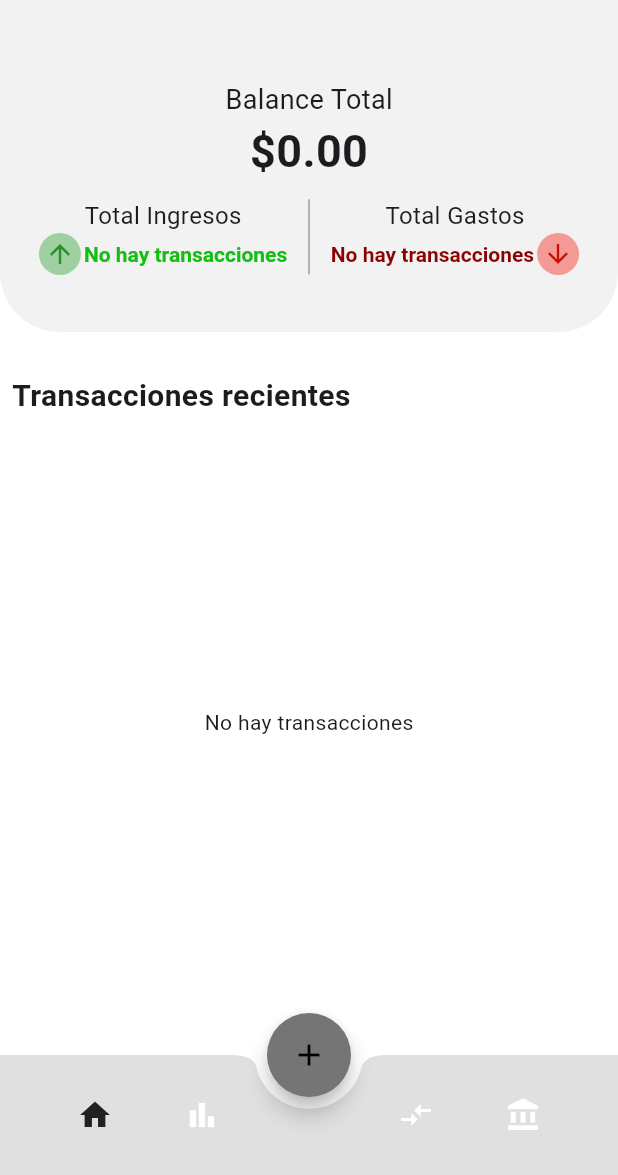
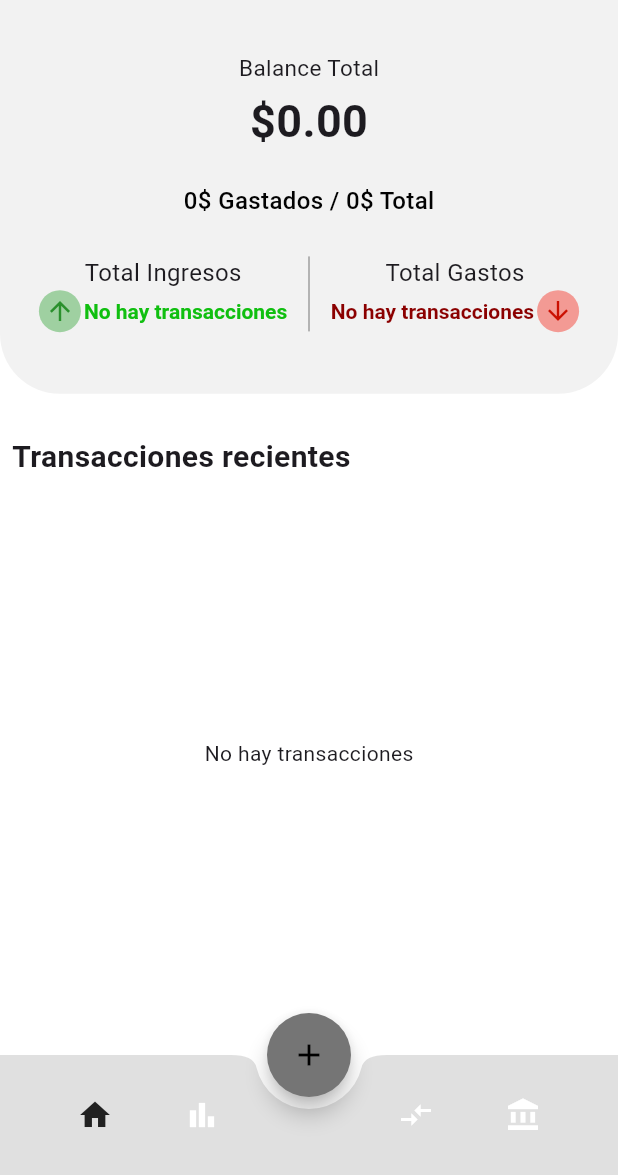
Before and after one commit to Kevindasilvaa/Proyecto_ingenieria_software, a Flutter app: the HomePage screen opened by its route, on a phone screen of 412 x 824 dp, the part 61-1236 px from its top. Run offline on Flutter 3.47's test engine with Material 3 defaults, Android fonts, the phone set to English and light mode, and no system bars; our stand-ins replace cloud_firestore, firebase_auth, firebase_core, fl_chart, google_sign_in, table_calendar; accounts and stored records are empty; network calls fail.

Commit message:
Arreglando presupuesto

```diff
--- a/lib/views/screens/home.dart
+++ b/lib/views/screens/home.dart
@@ -229,7 +229,6 @@
 //   );
 // }
 
-
 //   Future<void> _logout() async {
 //     final userController = Provider.of<UserController>(context, listen: false);
 //     await userController.logOut();
@@ -316,17 +315,19 @@
 //   }
 // }
 
+// lib/views/screens/home.dart
 import 'package:firebase_auth/firebase_auth.dart';
 import 'package:flutter/material.dart';
 import 'package:moni/controllers/cuenta_controller.dart';
 import 'package:moni/controllers/transaccion_controller.dart';
 import 'package:moni/controllers/user_controller.dart';
 import 'package:moni/models/clases/transaccion.dart';
-import 'package:provider/provider.dart';
 import 'package:moni/views/widgets/NavBar.dart';
 import 'package:moni/views/widgets/CustomDrawer.dart';
 import 'package:moni/views/widgets/RecentTransactionsView.dart';
+import 'package:moni/views/widgets/BudgetWidget.dart'; // Aquí se encuentra BudgetLink
 import 'package:intl/intl.dart';
+import 'package:provider/provider.dart';
 
 class HomePage extends StatefulWidget {
   @override
@@ -334,7 +335,7 @@ class HomePage extends StatefulWidget {
 }
 
 class _HomePageState extends State<HomePage> {
-  bool _isLoading = true; // Variable para controlar la barra de carga
+  bool _isLoading = true; // Controla la barra de carga
 
   @override
   void initState() {
@@ -342,10 +343,8 @@ class _HomePageState extends State<HomePage> {
     WidgetsBinding.instance.addPostFrameCallback((_) {
       FirebaseAuth.instance.authStateChanges().listen((User? user) {
         if (user == null) {
-          // Si el usuario es null, redirige al login
           Navigator.of(context).pushNamed('/');
         } else {
-          // Si el usuario está autenticado, carga los datos
           _loadData(user);
         }
       });
@@ -353,18 +352,17 @@ class _HomePageState extends State<HomePage> {
   }
 
   Future<void> _loadData(User user) async {
-    final cuentaController = Provider.of<CuentaController>(context, listen: false);
-
+    final cuentaController =
+        Provider.of<CuentaController>(context, listen: false);
     try {
-      // Llamamos al controlador para cargar las cuentas del usuario
       await cuentaController.cargarCuentas(user.email!);
       setState(() {
-        _isLoading = false; // Desactivar la barra de carga
+        _isLoading = false;
       });
     } catch (error) {
       print('Error al cargar datos: $error');
       setState(() {
-        _isLoading = false; // Desactivar la barra de carga
+        _isLoading = false;
       });
       ScaffoldMessenger.of(context).showSnackBar(
         SnackBar(content: Text('Error al cargar las cuentas: $error')),
@@ -375,7 +373,6 @@ class _HomePageState extends State<HomePage> {
   @override
   Widget build(BuildContext context) {
     final cuentaController = Provider.of<CuentaController>(context);
-
     return Scaffold(
       appBar: AppBar(
         backgroundColor: const Color(0xFFF2F2F2),
@@ -391,8 +388,10 @@ class _HomePageState extends State<HomePage> {
         children: [
           Column(
             children: [
+              // Capa gris con balance total, ingresos y gastos.
               Container(
-                height: MediaQuery.of(context).size.height * 0.25,
+                width: double.infinity,
+                height: MediaQuery.of(context).size.height * 0.30,
                 decoration: const BoxDecoration(
                   color: Color(0xFFF2F2F2),
                   borderRadius: BorderRadius.only(
@@ -413,7 +412,8 @@ class _HomePageState extends State<HomePage> {
                             const SizedBox(height: 20),
                             const Text(
                               'Transacciones recientes',
-                              style: TextStyle(fontSize: 20, fontWeight: FontWeight.bold),
+                              style: TextStyle(
+                                  fontSize: 20, fontWeight: FontWeight.bold),
                             ),
                             const SizedBox(height: 10),
                             Expanded(child: RecentTransactionsView()),
@@ -439,7 +439,7 @@ class _HomePageState extends State<HomePage> {
               ),
             ],
           ),
-          if (_isLoading) // Si _isLoading es true, muestra la barra de carga
+          if (_isLoading)
             Positioned.fill(
               child: Container(
                 color: Colors.white.withOpacity(0.8),
@@ -455,22 +455,24 @@ class _HomePageState extends State<HomePage> {
 
   Widget _buildBalanceCard(CuentaController cuentaController) {
     final userController = Provider.of<UserController>(context, listen: false);
-
-    // Verificar si el usuario es null antes de acceder al email
     if (userController.usuario == null) {
-      return Center(child: Text(''));
+      return const SizedBox.shrink();
     }
-
-    return Column(
+    return Container(
+      padding: const EdgeInsets.only(
+          top: 3), // Padding solo para el contenido escrito
+      child: Column(
         mainAxisAlignment: MainAxisAlignment.center,
         crossAxisAlignment: CrossAxisAlignment.center,
         children: [
           const Text(
             'Balance Total',
-          style: TextStyle(fontSize: 18),
+            style: TextStyle(fontSize: 15),
           ),
+          const SizedBox(height: 4),
           StreamBuilder<double>(
-          stream: cuentaController.calcularBalanceTotalStream(userController.usuario!.email),
+            stream: cuentaController
+                .calcularBalanceTotalStream(userController.usuario!.email),
             builder: (context, snapshot) {
               if (snapshot.connectionState == ConnectionState.waiting) {
                 return const Center(child: CircularProgressIndicator());
@@ -481,20 +483,56 @@ class _HomePageState extends State<HomePage> {
               } else {
                 return Text(
                   '${NumberFormat.simpleCurrency().format(snapshot.data)}',
-                style: const TextStyle(fontSize: 30, fontWeight: FontWeight.bold),
+                  style: const TextStyle(
+                      fontSize: 30, fontWeight: FontWeight.bold),
                 );
               }
             },
           ),
-        const SizedBox(height: 10),
-        Row(
+          const SizedBox(height: 20),
+          // Aquí envolvemos BudgetLink en un StreamBuilder para calcular totalGastos actual
+          StreamBuilder<List<Transaccion>>(
+            stream:
+                TransaccionesController().obtenerTransaccionesUsuarioStream(),
+            builder: (context, snapshot) {
+              double totalGastos = 0;
+              if (snapshot.hasData && snapshot.data!.isNotEmpty) {
+                final transacciones = snapshot.data!;
+                final fechaInicioMes =
+                    DateTime(DateTime.now().year, DateTime.now().month, 1);
+                final fechaFinMes =
+                    DateTime(DateTime.now().year, DateTime.now().month + 1, 0);
+                final transaccionesDelMes = transacciones.where((transaccion) {
+                  return transaccion.fecha.isAfter(fechaInicioMes) &&
+                      transaccion.fecha.isBefore(fechaFinMes) &&
+                      !transaccion.ingreso;
+                }).toList();
+                totalGastos = transaccionesDelMes.fold(
+                    0.0, (sum, transaccion) => sum + transaccion.monto);
+              }
+              return BudgetLink(
+                totalGastos: totalGastos,
+                presupuestoMensual:
+                    userController.usuario?.monthlyExpenseBudget ?? 0,
+                onBudgetSet: (nuevoPresupuesto) {
+                  // Aquí se puede manejar el callback adicional si es necesario.
+                  print("Nuevo presupuesto establecido: $nuevoPresupuesto");
+                },
+              );
+            },
+          ),
+          const SizedBox(height: 25),
+          SingleChildScrollView(
+            scrollDirection: Axis.horizontal,
+            child: Row(
               mainAxisAlignment: MainAxisAlignment.center,
               children: [
                 Padding(
                   padding: const EdgeInsets.only(right: 4.0),
                   child: Column(
                     children: [
-                  const Text('Total Ingresos', style: TextStyle(fontSize: 16)),
+                      const Text('Total Ingresos',
+                          style: TextStyle(fontSize: 16)),
                       Row(
                         children: [
                           Container(
@@ -503,7 +541,9 @@ class _HomePageState extends State<HomePage> {
                               shape: BoxShape.circle,
                             ),
                             padding: const EdgeInsets.all(4),
-                        child: const Icon(Icons.arrow_upward, color: Color.fromARGB(255, 42, 144, 45), size: 20),
+                            child: const Icon(Icons.arrow_upward,
+                                color: Color.fromARGB(255, 42, 144, 45),
+                                size: 20),
                           ),
                           const SizedBox(width: 2),
                           DefaultTextStyle(
@@ -528,7 +568,8 @@ class _HomePageState extends State<HomePage> {
                   padding: const EdgeInsets.only(left: 4.0),
                   child: Column(
                     children: [
-                  const Text('Total Gastos', style: TextStyle(fontSize: 16)),
+                      const Text('Total Gastos',
+                          style: TextStyle(fontSize: 16)),
                       Row(
                         children: [
                           DefaultTextStyle(
@@ -545,7 +586,9 @@ class _HomePageState extends State<HomePage> {
                               shape: BoxShape.circle,
                             ),
                             padding: const EdgeInsets.all(4),
-                        child: const Icon(Icons.arrow_downward, color: Color.fromARGB(255, 203, 16, 2), size: 20),
+                            child: const Icon(Icons.arrow_downward,
+                                color: Color.fromARGB(255, 203, 16, 2),
+                                size: 20),
                           ),
                         ],
                       ),
@@ -554,18 +597,14 @@ class _HomePageState extends State<HomePage> {
                 ),
               ],
             ),
+          ),
+          const SizedBox(height: 25),
         ],
+      ),
     );
   }
+}
 
-  Future<void> _logout() async {
-    final userController = Provider.of<UserController>(context, listen: false);
-    await userController.logOut();
-    ScaffoldMessenger.of(context).showSnackBar(
-        const SnackBar(content: Text('Cierre de sesión exitoso.')));
-    Navigator.pushNamed(context, '/');
-  }
-}
 class TotalIngresosView extends StatelessWidget {
   final TransaccionesController _controller = TransaccionesController();
 
@@ -582,22 +621,21 @@ class TotalIngresosView extends StatelessWidget {
           return const Center(child: Text('No hay transacciones'));
         } else {
           final transacciones = snapshot.data!;
-
-          // Filtra las transacciones que son de ingreso y ocurren en el mes actual
-          final fechaInicioMes = DateTime(DateTime.now().year, DateTime.now().month, 1);
-          final fechaFinMes = DateTime(DateTime.now().year, DateTime.now().month + 1, 0);
-
+          final fechaInicioMes =
+              DateTime(DateTime.now().year, DateTime.now().month, 1);
+          final fechaFinMes =
+              DateTime(DateTime.now().year, DateTime.now().month + 1, 0);
           final transaccionesDelMes = transacciones.where((transaccion) {
-            return transaccion.fecha.isAfter(fechaInicioMes) && transaccion.fecha.isBefore(fechaFinMes) && transaccion.ingreso;
+            return transaccion.fecha.isAfter(fechaInicioMes) &&
+                transaccion.fecha.isBefore(fechaFinMes) &&
+                transaccion.ingreso;
           }).toList();
-
-          // Suma los montos de las transacciones de ingreso
-          final totalIngresos = transaccionesDelMes.fold(0.0, (sum, transaccion) => sum + transaccion.monto);
-
-          // Usamos el formato correcto para la moneda
+          final totalIngresos = transaccionesDelMes.fold(
+              0.0, (sum, transaccion) => sum + transaccion.monto);
           return Text(
             '+${NumberFormat.simpleCurrency().format(totalIngresos)}',
-            style: const TextStyle(color: Color.fromARGB(255, 65, 181, 71), fontSize: 20),
+            style: const TextStyle(
+                color: Color.fromARGB(255, 65, 181, 71), fontSize: 20),
           );
         }
       },
@@ -621,21 +659,21 @@ class TotalGastosView extends StatelessWidget {
           return const Center(child: Text('No hay transacciones'));
         } else {
           final transacciones = snapshot.data!;
-
-          // Filtra las transacciones que son de gasto y ocurren en el mes actual
-          final fechaInicioMes = DateTime(DateTime.now().year, DateTime.now().month, 1);
-          final fechaFinMes = DateTime(DateTime.now().year, DateTime.now().month + 1, 0);
-
+          final fechaInicioMes =
+              DateTime(DateTime.now().year, DateTime.now().month, 1);
+          final fechaFinMes =
+              DateTime(DateTime.now().year, DateTime.now().month + 1, 0);
           final transaccionesDelMes = transacciones.where((transaccion) {
-            return transaccion.fecha.isAfter(fechaInicioMes) && transaccion.fecha.isBefore(fechaFinMes) && !transaccion.ingreso;
+            return transaccion.fecha.isAfter(fechaInicioMes) &&
+                transaccion.fecha.isBefore(fechaFinMes) &&
+                !transaccion.ingreso;
           }).toList();
-
-          // Suma los montos de las transacciones de gasto
-          final totalGastos = transaccionesDelMes.fold(0.0, (sum, transaccion) => sum + transaccion.monto);
-
+          final totalGastos = transaccionesDelMes.fold(
+              0.0, (sum, transaccion) => sum + transaccion.monto);
           return Text(
             '-${NumberFormat.simpleCurrency().format(totalGastos)}',
-            style: const TextStyle(color: Color.fromARGB(255, 224, 18, 3), fontSize: 20),
+            style: const TextStyle(
+                color: Color.fromARGB(255, 224, 18, 3), fontSize: 20),
           );
         }
       },
--- /dev/null
+++ b/lib/views/widgets/BudgetWidget.dart
@@ -0,0 +1,136 @@
+// lib/views/widgets/budget_link.dart
+import 'package:flutter/material.dart';
+import 'package:provider/provider.dart';
+import 'package:moni/controllers/user_controller.dart';
+
+class BudgetLink extends StatefulWidget {
+  // En lugar de "gastoAcumulado", ahora usamos "totalGastos"
+  final double totalGastos;
+  final double presupuestoMensual;
+  final Function(double) onBudgetSet;
+
+  const BudgetLink({
+    Key? key,
+    required this.totalGastos,
+    required this.presupuestoMensual,
+    required this.onBudgetSet,
+  }) : super(key: key);
+
+  @override
+  _BudgetLinkState createState() => _BudgetLinkState();
+}
+
+class _BudgetLinkState extends State<BudgetLink> {
+  bool _isHovered = false;
+  bool _isPressed = false;
+  late double _currentBudget;
+
+  @override
+  void initState() {
+    super.initState();
+    // Si el presupuesto establecido es 0, lo inicializamos con el total de gastos
+    _currentBudget = widget.presupuestoMensual > 0
+        ? widget.presupuestoMensual
+        : widget.totalGastos;
+  }
+
+  void _onEnter(PointerEvent details) {
+    setState(() {
+      _isHovered = true;
+    });
+  }
+
+  void _onExit(PointerEvent details) {
+    setState(() {
+      _isHovered = false;
+    });
+  }
+
+  void _onTapDown(TapDownDetails details) {
+    setState(() {
+      _isPressed = true;
+    });
+  }
+
+  void _onTapUp(TapUpDetails details) {
+    setState(() {
+      _isPressed = false;
+    });
+  }
+
+  void _onTapCancel() {
+    setState(() {
+      _isPressed = false;
+    });
+  }
+
+  void _onTap(BuildContext context) {
+    final userController = Provider.of<UserController>(context, listen: false);
+    // Obtenemos el presupuesto actual desde el UserController o usamos el local
+    final double currentBudget =
+        userController.usuario?.monthlyExpenseBudget ?? _currentBudget;
+    final TextEditingController _controller =
+        TextEditingController(text: currentBudget.toString());
+    showDialog(
+      context: context,
+      builder: (context) => AlertDialog(
+        title: Center(child: Text('Establece tu presupuesto de gasto mensual')),
+        content: TextField(
+          controller: _controller,
+          keyboardType: TextInputType.number,
+          decoration: const InputDecoration(
+            hintText: 'Establezca su presupuesto mensual de gastos',
+          ),
+        ),
+        actions: [
+          TextButton(
+            onPressed: () async {
+              final value = double.tryParse(_controller.text);
+              if (value != null && value > 0) {
+                // Actualiza el presupuesto en Firebase mediante el UserController
+                await userController.updateMonthlyExpenseBudget(value);
+                setState(() {
+                  _currentBudget = value;
+                });
+                widget.onBudgetSet(value);
+                Navigator.of(context).pop();
+              }
+            },
+            child: const Text('Aceptar'),
+          ),
+        ],
+      ),
+    );
+  }
+
+  @override
+  Widget build(BuildContext context) {
+    return Consumer<UserController>(
+      builder: (context, userController, child) {
+        final double currentBudget =
+            userController.usuario?.monthlyExpenseBudget ?? _currentBudget;
+        return MouseRegion(
+          onEnter: _onEnter,
+          onExit: _onExit,
+          child: GestureDetector(
+            onTapDown: _onTapDown,
+            onTapUp: _onTapUp,
+            onTapCancel: _onTapCancel,
+            onTap: () => _onTap(context),
+            child: Text(
+              "${widget.totalGastos.toStringAsFixed(0)}\$ Gastados / ${currentBudget.toStringAsFixed(0)}\$ Total",
+              style: TextStyle(
+                // Si está presionado, usamos un azul más intenso
+                color: _isPressed
+                    ? const Color.fromARGB(255, 1, 28, 68)
+                    : const Color.fromARGB(255, 2, 2, 2),
+                fontSize: 16,
+                fontWeight: FontWeight.w500,
+              ),
+            ),
+          ),
+        );
+      },
+    );
+  }
+}
```
Also changed, not shown: lib/controllers/user_controller.dart (+44 -16 lines). Lines whose indentation alone changed are shown as unchanged.
